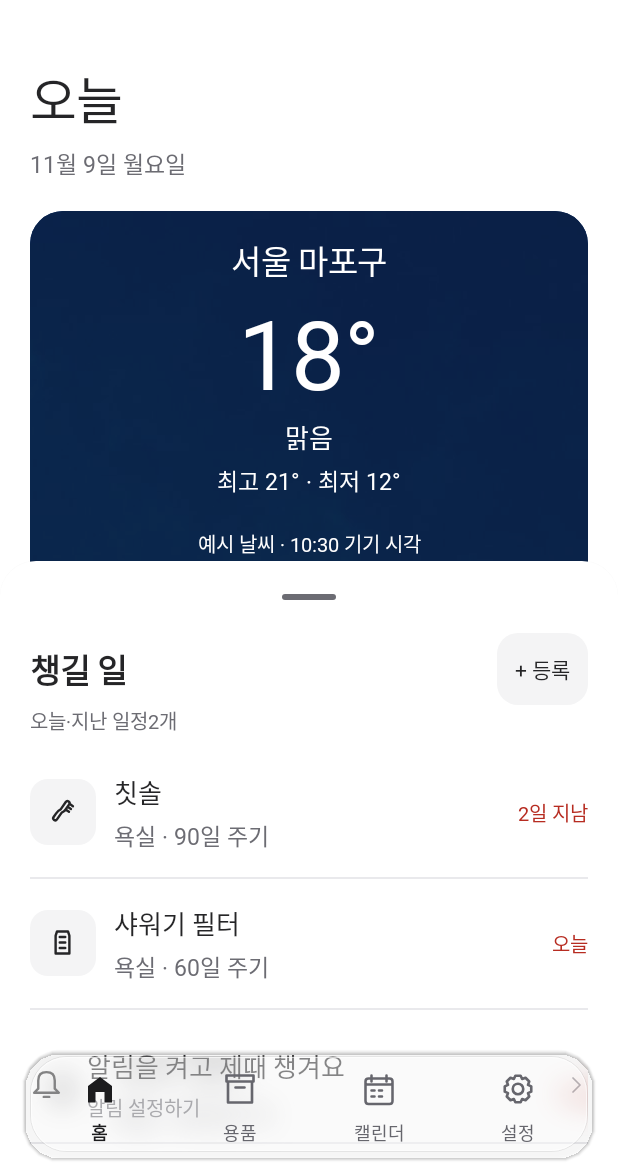
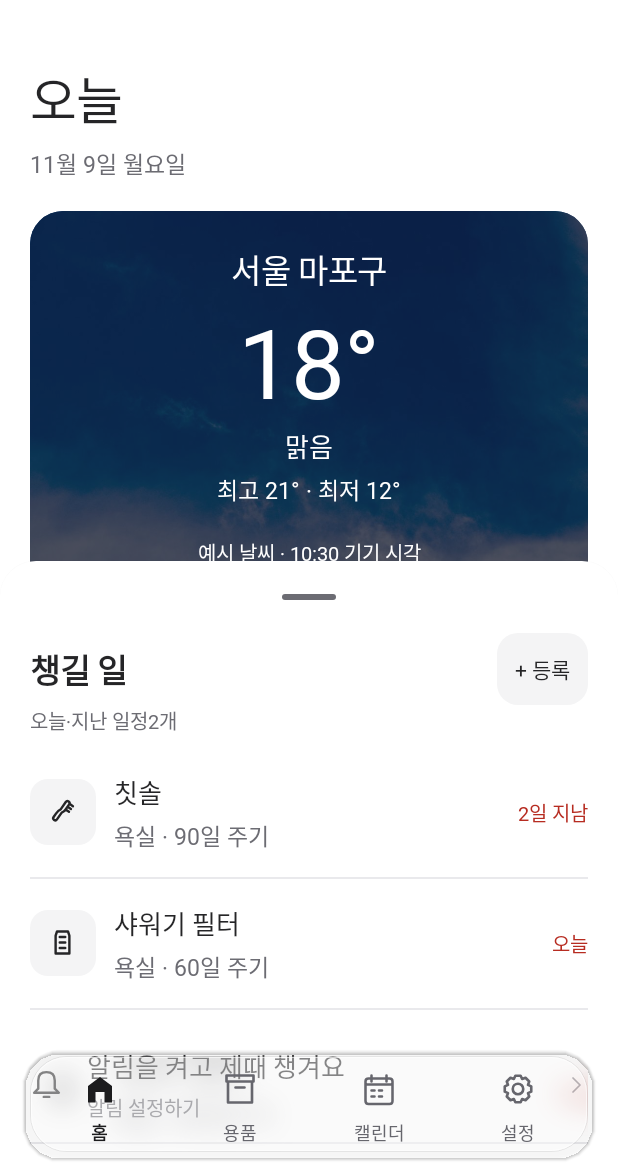
Before and after one commit to kw-mobile/home-timing, an Android app: the screen it shows after launch (MainActivity), on a phone screen of 412 x 824 dp, the part 60-1236 px from its top. Run offline under Robolectric (Android 15) with nearby library versions, the phone set to English and light mode, and no system bars.

Commit message:
fix: keep weather photo viewports stable across time periods

```diff
--- a/app/src/main/java/com/kwmobile/hometiming/ui/main/MainActivity.java
+++ b/app/src/main/java/com/kwmobile/hometiming/ui/main/MainActivity.java
@@ -301,6 +301,8 @@ public final class MainActivity extends AppCompatActivity {
     }
     private void bindHome() {
         ((TextView)screen.findViewById(R.id.home_date)).setText(PreviewStore.today().format(DateTimeFormatter.ofPattern(getString(R.string.preview_copy_034),Locale.KOREAN)));
+        View homePhoto=screen.findViewById(R.id.weather_hero);
+        ViewGroup.LayoutParams photoSize=homePhoto.getLayoutParams();photoSize.height=dp(260);homePhoto.setLayoutParams(photoSize);
         TextView homeTemperature=screen.findViewById(R.id.weather_temperature);homeTemperature.setTextSize(64);androidx.core.widget.TextViewCompat.setLineHeight(homeTemperature,Math.round(72*getResources().getDisplayMetrics().scaledDensity));
         LinearLayout photoCopy=(LinearLayout)screen.findViewById(R.id.weather_location).getParent();photoCopy.setPadding(dp(20),dp(16),dp(20),dp(16));
         updateWeather();screen.findViewById(R.id.weather_hero).setOnClickListener(v -> go("weather"));
--- a/app/src/main/res/layout/component_weather.xml
+++ b/app/src/main/res/layout/component_weather.xml
@@ -1,9 +1,10 @@
 <?xml version="1.0" encoding="utf-8"?>
 <FrameLayout xmlns:android="http://schemas.android.com/apk/res/android" xmlns:app="http://schemas.android.com/apk/res-auto" android:id="@+id/weather_hero"
-    android:foreground="?attr/selectableItemBackground" android:layout_width="match_parent" android:layout_height="wrap_content" android:minHeight="290dp" android:background="@drawable/bg_photo">
+    android:foreground="?attr/selectableItemBackground" android:layout_width="match_parent" android:layout_height="320dp" android:background="@drawable/bg_photo">
     <androidx.appcompat.widget.AppCompatImageView android:id="@+id/weather_photo" android:layout_width="match_parent" android:layout_height="match_parent" android:scaleType="centerCrop" android:importantForAccessibility="no"/>
     <View android:layout_width="match_parent" android:layout_height="match_parent" android:background="@color/ht_photo_scrim" android:importantForAccessibility="no"/>
-    <LinearLayout android:layout_width="match_parent" android:layout_height="wrap_content" android:orientation="vertical" android:gravity="center" android:padding="@dimen/ht_space_24">
+    <LinearLayout android:layout_width="match_parent" android:layout_height="wrap_content" android:layout_gravity="center"
+        android:orientation="vertical" android:gravity="center" android:padding="@dimen/ht_space_24">
         <com.google.android.material.textview.MaterialTextView android:layout_width="match_parent" android:layout_height="wrap_content" android:text="@string/design_006" android:textAppearance="@style/TextAppearance.HomeTiming.Title" android:id="@+id/weather_location" android:gravity="center" android:textColor="@color/ht_photo_text"/>
         <com.google.android.material.textview.MaterialTextView android:layout_width="match_parent" android:layout_height="wrap_content" android:text="@string/design_007" android:textAppearance="@style/TextAppearance.HomeTiming.Number" android:id="@+id/weather_temperature" android:gravity="center" android:textSize="76sp" app:lineHeight="88sp" android:layout_marginTop="2dp" android:textColor="@color/ht_photo_text"/>
         <com.google.android.material.textview.MaterialTextView android:layout_width="match_parent" android:layout_height="wrap_content" android:text="@string/design_008" android:textAppearance="@style/TextAppearance.HomeTiming.Body" android:id="@+id/weather_condition" android:gravity="center" android:textColor="@color/ht_photo_text"/>
```
